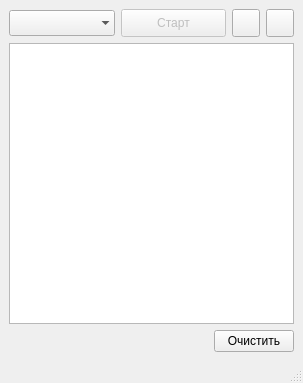
This is GUI/mainwindow.ui in igorf7/Usb1Wire as Qt 5 draws it before an edit. The edited form follows.
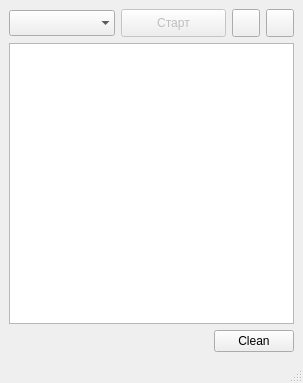
This is the edited form. Icons and pictures are not drawn.

Diff of the .ui file:
```diff
--- a/GUI/mainwindow.ui
+++ b/GUI/mainwindow.ui
@@ -152,7 +152,7 @@
       <item>
        <widget class="QPushButton" name="clearPushButton">
         <property name="text">
-         <string>Очистить</string>
+         <string>Clean</string>
         </property>
        </widget>
       </item>
```
Left out of the diff: 4 changed lines with no effect on the pictures.
